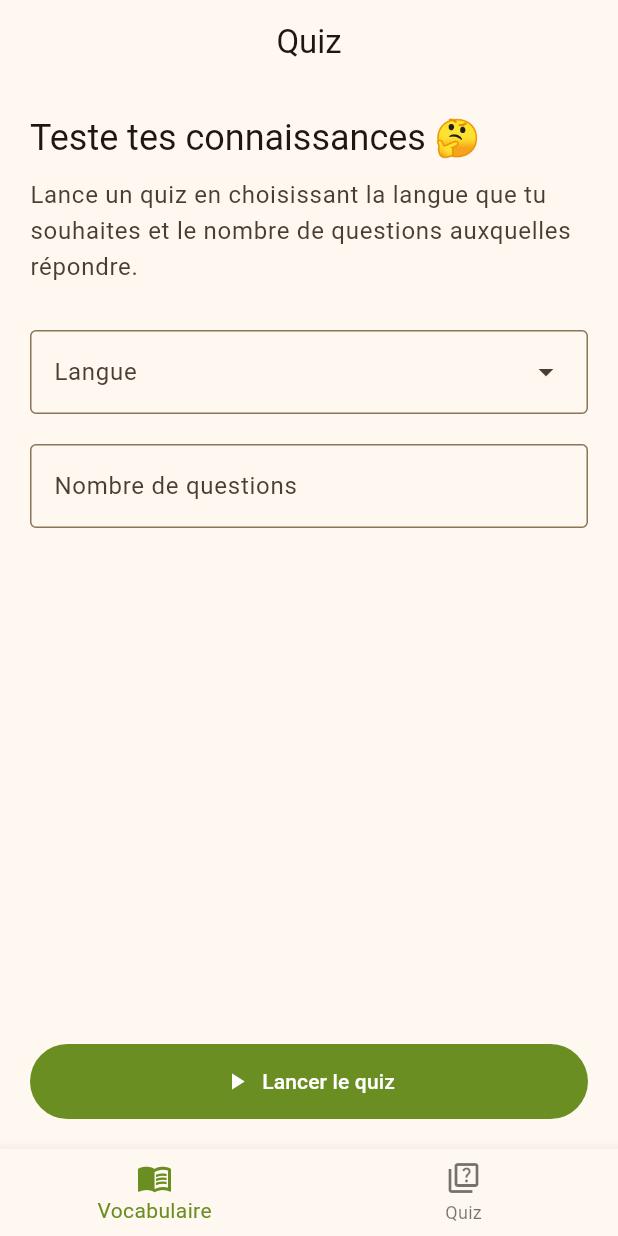
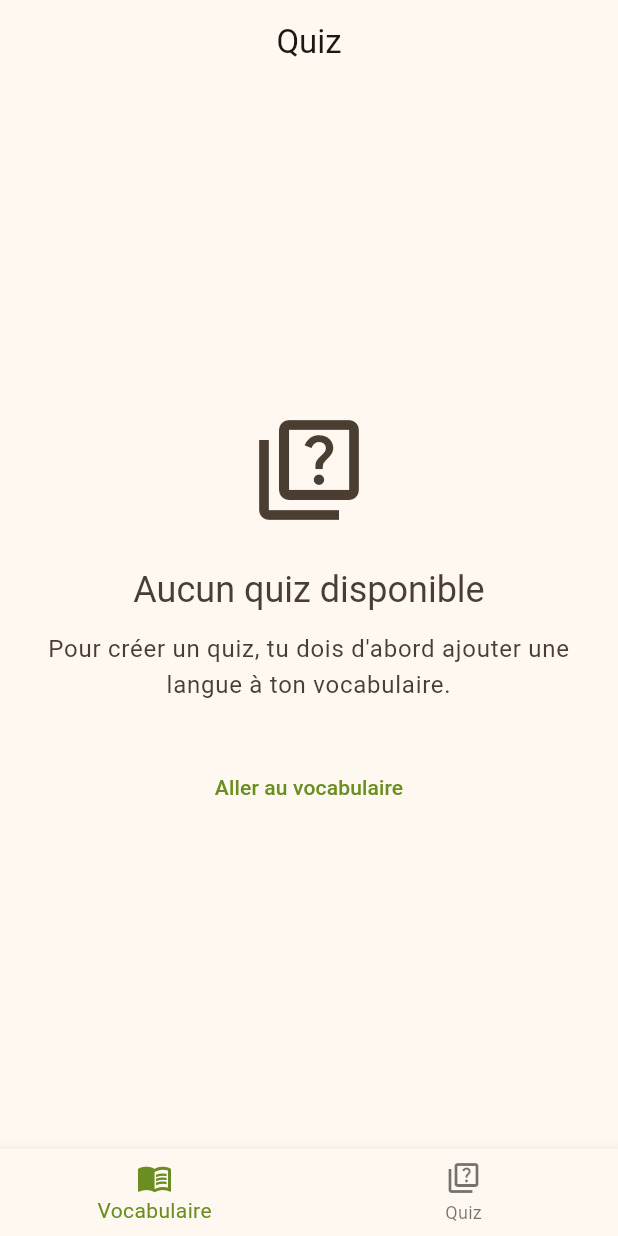
Before and after one commit to PFrappier/traductao_app, a Flutter app: the QuizPage screen opened by its route, on a phone screen of 412 x 824 dp. Run offline on Flutter 3.47's test engine with Material 3 defaults, Android fonts, the phone set to English and light mode, and no system bars; our stand-ins replace equatable, flutter_bloc, go_router.

Commit message:
✨ Add informative screen for quiz when no language is added

```diff
--- a/lib/screens/quiz_page.dart
+++ b/lib/screens/quiz_page.dart
@@ -1,4 +1,9 @@
 import 'package:flutter/material.dart';
+import 'package:flutter_bloc/flutter_bloc.dart';
+import 'package:go_router/go_router.dart';
+import 'package:traductao_app/bloc/vocabulary_cubit.dart';
+import 'package:traductao_app/bloc/vocabulary_state.dart';
+import 'package:traductao_app/providers/navbar_provider.dart';
 import 'package:traductao_app/widgets/text_button_with_icon.dart';
 
 class QuizPage extends StatelessWidget {
@@ -9,49 +14,103 @@ class QuizPage extends StatelessWidget {
     return Scaffold(
       appBar: AppBar(title: const Text('Quiz'), centerTitle: true),
       body: Padding(
-        padding: EdgeInsets.all(20.0),
+        padding: const EdgeInsets.all(20.0),
+        child: BlocBuilder<VocabularyCubit, VocabularyState>(
+          builder: (context, state) {
+            if (state.vocabularyEntries.isEmpty) {
+              return _buildEmptyState(context);
+            }
+
+            return _buildQuizForm(context, state);
+          },
+        ),
+      ),
+    );
+  }
+
+  Widget _buildEmptyState(BuildContext context) {
+    return Center(
       child: Column(
+        mainAxisAlignment: MainAxisAlignment.center,
+        children: [
+          Icon(
+            Icons.quiz_outlined,
+            size: 80,
+            color: Theme.of(context).colorScheme.onSurfaceVariant,
+          ),
+          const SizedBox(height: 24),
+          Text(
+            'Aucun quiz disponible',
+            style: Theme.of(context).textTheme.headlineSmall?.copyWith(
+              color: Theme.of(context).colorScheme.onSurfaceVariant,
+            ),
+          ),
+          const SizedBox(height: 12),
+          Text(
+            'Pour créer un quiz, tu dois d\'abord ajouter une langue à ton vocabulaire.',
+            style: Theme.of(context).textTheme.bodyLarge?.copyWith(
+              color: Theme.of(context).colorScheme.onSurfaceVariant,
+            ),
+            textAlign: TextAlign.center,
+          ),
+          const SizedBox(height: 32),
+          TextButton(
+            onPressed: () {
+              context.read<NavBarProvider>().setCurrentIndex(0);
+              context.go('/my_vocabulary');
+            },
+            child: const Text('Aller au vocabulaire'),
+          ),
+        ],
+      ),
+    );
+  }
+
+  Widget _buildQuizForm(BuildContext context, VocabularyState state) {
+    return Column(
       crossAxisAlignment: CrossAxisAlignment.start,
       children: [
         Text(
           "Teste tes connaissances 🤔",
           style: Theme.of(context).textTheme.headlineSmall,
         ),
-            SizedBox(height: 10),
+        const SizedBox(height: 10),
         Text(
           "Lance un quiz en choisissant la langue que tu souhaites et le nombre de questions auxquelles répondre.",
           style: Theme.of(context).textTheme.bodyLarge!.copyWith(
             color: Theme.of(context).colorScheme.onSurfaceVariant,
           ),
         ),
-            SizedBox(height: 30),
+        const SizedBox(height: 30),
         DropdownMenu<String>(
-              label: Text("Langue"),
+          label: const Text("Langue"),
           width: double.infinity,
-              dropdownMenuEntries: [
-                DropdownMenuEntry(value: 'fr', label: 'Français'),
-                DropdownMenuEntry(value: 'en', label: 'Anglais'),
-              ],
+          dropdownMenuEntries: state.vocabularyEntries
+              .map(
+                (entry) => DropdownMenuEntry(
+                  value: entry.language,
+                  label: entry.language,
                 ),
-            SizedBox(height: 20),
+              )
+              .toList(),
+        ),
+        const SizedBox(height: 20),
         TextField(
-              decoration: InputDecoration(
+          decoration: const InputDecoration(
             labelText: "Nombre de questions",
             border: OutlineInputBorder(),
           ),
           keyboardType: TextInputType.number,
           onTap: () {},
         ),
-            Spacer(),
+        const Spacer(),
         TextButtonWithIcon(
           text: "Lancer le quiz",
-              icon: Icon(Icons.play_arrow),
+          icon: const Icon(Icons.play_arrow),
           outlined: false,
           onPressed: () {},
         ),
       ],
-        ),
-      ),
     );
   }
 }
```
Lines whose indentation alone changed are shown as unchanged.
